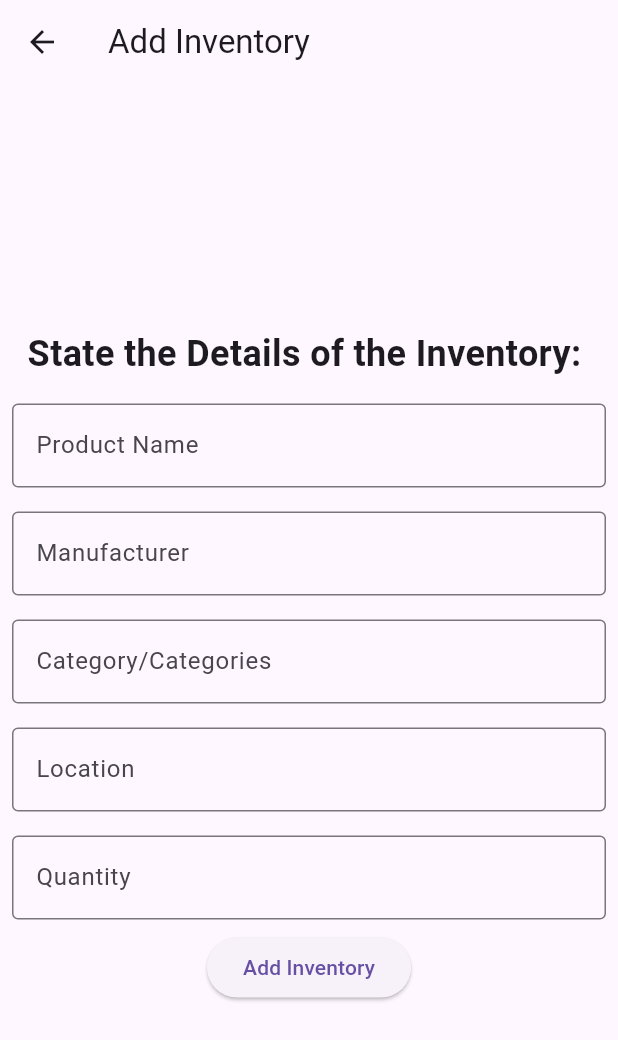
After one commit to mwilko/Inventory-Manager, a Flutter app: the _AddInventoryForm screen opened directly, on a phone screen of 412 x 824 dp. The commit adds this screen. Shown: the top 1040 px of the screen. Run offline on Flutter 3.47's test engine with Material 3 defaults, Android fonts, the phone set to English and light mode, and no system bars; our stand-ins replace jwt_decoder, shared_preferences, velocity_x; accounts and stored records are empty; network calls fail.

Commit message:
adding some more backend config, adding a auto incrementing id field to each product, creating move and add product pages for inventory management.

```diff
--- a/lib/api/config.dart
+++ b/lib/api/config.dart
@@ -2,6 +2,6 @@
 final url = 'http://localhost:3000/';
 final registration = url + "register";
 final login = url + 'login';
-final addtodo = url + 'storeTodo';
-final getToDoList = url + 'getUserTodoList';
-final deleteTodo = url + 'deleteTodo';
+final addInventory = url + 'addInventory';
+final moveInventory = url + 'moveInventory';
+final getInventory = url + 'products?location=';
--- /dev/null
+++ b/lib/ui/addInventory.dart
@@ -0,0 +1,130 @@
+import 'package:flutter/material.dart';
+import 'package:http/http.dart' as http;
+import '../api/config.dart';
+
+class AddInventory extends StatelessWidget { // AddInventory widget to create new inventory
+  @override
+  Widget build(BuildContext context) {
+    return _AddInventoryForm();
+  }
+}
+
+class _AddInventoryForm extends StatefulWidget { // AddInventoryForm widget to create new inventory
+  @override
+  _AddInventoryState createState() => _AddInventoryState();
+}
+
+class _AddInventoryState extends State<_AddInventoryForm> { // AddInventoryState widget to create new inventory
+  TextEditingController _nameController = TextEditingController();
+  TextEditingController _quantityController = TextEditingController();
+  bool _isNotValidate = false;
+
+  Future<void> createInventory() async { // Function to create new inventory
+    var response = await http.post(
+      Uri.parse(addInventory), // Send a POST request to the API
+      body: {
+        'name': _nameController.text,
+        'quantity': _quantityController.text,
+        // Add more fields as needed
+      },
+    );
+
+    if (response.statusCode == 200) { // Check if the response is successful
+      // Inventory created successfully
+      print('Inventory created successfully');
+    } else {
+      // Error creating inventory
+      print('Error creating inventory: ${response.statusCode}');
+    }
+  }
+
+  @override
+  Widget build(BuildContext context) { // Build the UI for the Add Inventory page
+    return Scaffold(
+      appBar: AppBar( // Add app bar with back button
+        title: Text('Add Inventory'),
+        leading: IconButton(
+          icon: Icon(Icons.arrow_back), // Back button icon
+          onPressed: () {
+            Navigator.pop(context); // Navigate back to the previous page
+          },
+        ),
+      ),
+      body: Container( // Add a container to hold the form
+        width: MediaQuery.of(context).size.width,
+        height: MediaQuery.of(context).size.height,
+        child: Column(
+          mainAxisAlignment: MainAxisAlignment.center,
+          children: <Widget>[
+            Padding(
+              padding: const EdgeInsets.all(8.0),
+              child: Text(
+                'State the Details of the Inventory: ', // Add a title for the form
+                style: TextStyle(
+                  fontSize: 24,
+                  fontWeight: FontWeight.bold,
+                ),
+              ),
+            ),
+            Padding( // Add text field for product name
+              padding: const EdgeInsets.all(8.0),
+              child: TextField(
+                controller: _nameController,
+                decoration: InputDecoration(
+                  labelText: 'Product Name',
+                  border: OutlineInputBorder(),
+                ),
+              ),
+            ),
+            Padding( // Add text field for manufacturer
+              padding: const EdgeInsets.all(8.0),
+              child: TextField(
+                controller: _quantityController,
+                decoration: InputDecoration(
+                  labelText: 'Manufacturer',
+                  border: OutlineInputBorder(),
+                ),
+              ),
+            ),
+            Padding( // Add text field for category
+              padding: const EdgeInsets.all(8.0),
+              child: TextField(
+                controller: _quantityController,
+                decoration: InputDecoration(
+                  labelText: 'Category/Categories',
+                  border: OutlineInputBorder(),
+                ),
+              ),
+            ),
+            Padding( // Add text field for location
+              padding: const EdgeInsets.all(8.0),
+              child: TextField(
+                controller: _quantityController,
+                decoration: InputDecoration(
+                  labelText: 'Location',
+                  border: OutlineInputBorder(),
+                ),
+              ),
+            ),
+            Padding( // Add text field for quantity
+              padding: const EdgeInsets.all(8.0),
+              child: TextField(
+                controller: _quantityController,
+                decoration: InputDecoration(
+                  labelText: 'Quantity',
+                  border: OutlineInputBorder(),
+                ),
+              ),
+            ),
+            ElevatedButton( // Add button to create inventory
+              onPressed: () {
+                createInventory();
+              },
+              child: Text('Add Inventory'),
+            ),
+          ],
+        ),
+      ),
+    );
+  }
+}
--- a/lib/ui/dashboard.dart
+++ b/lib/ui/dashboard.dart
@@ -1,10 +1,9 @@
-import 'dart:convert';
 import 'package:flutter/material.dart';
 import 'package:jwt_decoder/jwt_decoder.dart';
-import 'package:http/http.dart' as http;
-import '../api/config.dart'; // Import the config file
 import 'inventoryLocation.dart'; // Import the InventoryLocation file
 import 'profile.dart'; // Import the Profile file
+import 'moveInventory.dart'; // Import the MoveInventory file
+import 'addInventory.dart'; // Import the AddInventory file
 
 class Dashboard extends StatefulWidget { // A StatefulWidget to display the dashboard.
   final token;
@@ -71,7 +70,7 @@ class _DashboardState extends State<Dashboard> { // A State class to handle the
               ),
             ),
             IconButton( // An icon button to navigate to the Inventory Location page.
-              icon: Icon(Icons.forklift),
+              icon: Icon(Icons.pallet),
               onPressed: () {
                 Navigator.push(
                   context,
@@ -79,6 +78,26 @@ class _DashboardState extends State<Dashboard> { // A State class to handle the
                 );
               },
               tooltip: 'Inventory Location', // A tooltip to display when the user hovers over the icon button.
+            ),
+            IconButton(
+              icon: Icon(Icons.forklift),
+              onPressed: () {
+                Navigator.push(
+                  context,
+                  MaterialPageRoute(builder: (context) => MoveInventory()), // Navigate to the Profile page.
+                );
+              },
+              tooltip: 'Move Inventory', // A tooltip to display when the user hovers over the icon button.
+            ),
+            IconButton(
+              icon: Icon(Icons.add_box),
+              onPressed: () {
+                Navigator.push(
+                  context,
+                  MaterialPageRoute(builder: (context) => AddInventory()), // Navigate to the Profile page.
+                );
+              },
+              tooltip: 'Add Inventory', // A tooltip to display when the user hovers over the icon button.
             ),
             IconButton( // An icon button to navigate to the Profile page.
               icon: Icon(Icons.person),
--- a/lib/ui/inventoryLocation.dart
+++ b/lib/ui/inventoryLocation.dart
@@ -2,6 +2,7 @@ import 'package:flutter/material.dart';
 import 'package:http/http.dart' as http;
 import 'dart:convert';
 import 'productDescription.dart';
+import '/api/config.dart';
 
 class Product { // Product class to store product details
   final String productName;
@@ -9,6 +10,7 @@ class Product { // Product class to store product details
   final List<String> category;
   final String location;
   final int quantity;
+  final int productId;
 
   Product({ // Constructor to initialize the product details + ensure they are required
     required this.productName,
@@ -16,6 +18,7 @@ class Product { // Product class to store product details
     required this.category,
     required this.location,
     required this.quantity,
+    required this.productId,
   });
 }
 
@@ -29,7 +32,7 @@ class _InventoryLocationState extends State<InventoryLocation> {
   List<Product> _products = []; // List to store the products
 
   Future<void> _searchInventory(String location) async { // Function to search inventory based on location
-    final response = await http.get(Uri.parse('http://localhost:3000/products?location=$location'));
+    final response = await http.get(Uri.parse(getInventory+'$location')); // Send a GET request to the API
     if (response.statusCode == 200) { // Check if the response is successful
       final List<dynamic> jsonData = json.decode(response.body);
 
@@ -50,13 +53,16 @@ class _InventoryLocationState extends State<InventoryLocation> {
           category = [categoryData.toString()];
         }
 
+        print("Product ID is: ${productData['product_id']}"); // Print the product ID (for debugging purposes
+
         final product = Product( // Create a Product object
           productName: productData['product_name'], // Get the product name
           manufacturer: productData['manufacturer'], // Get the manufacturer
           category: category, // Get the category
           location: productData['location'], // Get the location
           quantity: int.parse(productData['quantity'].toString()), // Convert the quantity to an integer
-        );
+          productId: int.parse(productData['product_id'].toString()), // Get the product ID and convert it to an integer
+          );
         setState(() { // Update the state with the new product
           _products.add(product);
         });
@@ -127,6 +133,7 @@ class _InventoryLocationState extends State<InventoryLocation> {
                               category: _products[index].category,
                               location: _products[index].location,
                               quantity: _products[index].quantity,
+                              productId: _products[index].productId,
                             ),
                           ),
                         );
--- /dev/null
+++ b/lib/ui/moveInventory.dart
@@ -0,0 +1,131 @@
+import 'package:flutter/material.dart';
+import 'package:http/http.dart' as http;
+import '../api/config.dart';
+
+class MoveInventory extends StatelessWidget { // MoveInventory widget to move inventory
+  @override
+  Widget build(BuildContext context) {
+    return _MoveInventoryForm();
+  }
+}
+
+class _MoveInventoryForm extends StatefulWidget { // MoveInventoryForm widget to move inventory
+  @override
+  _MoveInventoryState createState() => _MoveInventoryState();
+}
+
+class _MoveInventoryState extends State<_MoveInventoryForm> { // MoveInventoryState widget to move inventory
+  TextEditingController _productIdController = TextEditingController();
+  TextEditingController _locationController = TextEditingController();
+  bool _isNotValidate = false;
+
+  Future<void> createInventory() async { // Function to move inventory
+    var response = await http.post(
+      Uri.parse(moveInventory),
+      body: {
+        'product_id': _productIdController.text,
+        'location': _locationController.text,
+      },
+    );
+
+    if (response.statusCode == 200) { // Check if the response is successful
+      print('Inventory moved successfully');
+      showDialog(
+        context: context,
+        builder: (BuildContext context) {
+          return AlertDialog( // Show a success dialog if the inventory is moved successfully
+            title: Text('Inventory Moved'),
+            content: Text('The inventory has been moved successfully'),
+            actions: <Widget>[
+              TextButton(
+                onPressed: () {
+                  Navigator.of(context).pop();
+                },
+                child: Text('OK'),
+              ),
+            ],
+          );
+        },
+      );
+    } else { // Show an error dialog if the inventory move fails
+      print('Error relocating inventory: ${response.statusCode}');
+      showDialog(
+        context: context,
+        builder: (BuildContext context) {
+          return AlertDialog(
+            title: Text('Error'),
+            content: Text('There was an error moving the inventory'),
+            actions: <Widget>[
+              TextButton(
+                onPressed: () {
+                  Navigator.of(context).pop();
+                },
+                child: Text('OK'),
+              ),
+            ],
+          );
+        },
+      );
+    }
+  }
+
+  @override
+  Widget build(BuildContext context) { // Build the UI for the Move Inventory page
+    return Scaffold(
+      appBar: AppBar(
+        title: Text('Move Inventory'),
+        leading: IconButton( // Add a back button in the app bar
+          icon: Icon(Icons.arrow_back),
+          onPressed: () {
+            Navigator.pop(context); // Navigate back to the previous page
+          },
+        ),
+      ),
+      body: Container(
+        width: MediaQuery.of(context).size.width,
+        height: MediaQuery.of(context).size.height,
+        child: Column(
+          mainAxisAlignment: MainAxisAlignment.center,
+          children: <Widget>[
+            Padding( // Add a title for the form
+              padding: const EdgeInsets.all(8.0),
+              child: Text(
+                'Enter the Product Name and New Location: ',
+                style: TextStyle(
+                  fontSize: 24,
+                  fontWeight: FontWeight.bold,
+                ),
+              ),
+            ),
+            Padding( // Add text field for inventory name
+              padding: const EdgeInsets.all(8.0),
+              child: TextField(
+                controller: _productIdController,
+                decoration: InputDecoration(
+                  labelText: 'Inventory ID',
+                  border: OutlineInputBorder(),
+                ),
+              ),
+            ),
+            Padding( // Add text field for location
+              padding: const EdgeInsets.all(8.0),
+              child: TextField(
+                controller: _locationController,
+                decoration: InputDecoration(
+                  labelText: 'New Location',
+                  border: OutlineInputBorder(),
+                ),
+              ),
+            ),
+            ElevatedButton( // Add a button to move the inventory
+              onPressed: () {
+                createInventory(); // Call the createInventory function
+              },
+              child: Text('Move Inventory'),
+            ),
+          ],
+        ),
+      ),
+    );
+  }
+}
--- a/lib/ui/productDescription.dart
+++ b/lib/ui/productDescription.dart
@@ -6,6 +6,7 @@ class ProductDescription extends StatelessWidget { // ProductDescription widget
   final List<String> category;
   final String location;
   final int quantity;
+  final int productId;
 
   ProductDescription({ // Constructor to initialize the product details
     required this.productName,
@@ -13,9 +14,10 @@ class ProductDescription extends StatelessWidget { // ProductDescription widget
     required this.category,
     required this.location,
     required this.quantity,
+    required this.productId,
   });
   @override
-  Widget build(BuildContext context) {
+  Widget build(BuildContext context) { // Build the UI of the ProductDescription widget
     return Scaffold(
       appBar: AppBar(
         title: Text('Product Description'),
@@ -25,32 +27,37 @@ class ProductDescription extends StatelessWidget { // ProductDescription widget
         child: Column(
           crossAxisAlignment: CrossAxisAlignment.start,
           children: <Widget>[
-            Text(
+            Text( // Display the product details
               'Product Name: $productName',
               style: TextStyle(fontSize: 18.0, fontWeight: FontWeight.bold),
             ),
             SizedBox(height: 8.0),
-            Text(
+            Text( // Display the product details
               'Manufacturer: $manufacturer',
               style: TextStyle(fontSize: 16.0),
             ),
             SizedBox(height: 8.0),
-            Text(
+            Text( // Display the product details
               'Category: ${category.join(', ')}',
               style: TextStyle(fontSize: 16.0),
             ),
             SizedBox(height: 8.0),
-            Text(
+            Text( // Display the product details
               'Location: $location',
               style: TextStyle(fontSize: 16.0),
             ),
             SizedBox(height: 8.0),
-            Text(
+            Text( // Display the product details
               'Quantity: $quantity',
               style: TextStyle(fontSize: 16.0),
             ),
+            SizedBox(height: 8.0),
+            Text( // Display the product details
+              'Product ID: $productId',
+              style: TextStyle(fontSize: 16.0),
+            ),
             SizedBox(height: 16.0),
-            ElevatedButton(
+            ElevatedButton( // Add a button to navigate back to the previous page
               onPressed: () {
                 Navigator.pop(context);
               },
--- a/lib/ui/profile.dart
+++ b/lib/ui/profile.dart
@@ -70,12 +70,12 @@ class _ProfileState extends State<Profile> {
                           ),
                         ),
                         SizedBox(height: 6),
-                        Text(
+                        Text( // Display the username
                           username ?? 'Unknown', // Display the username
                           style: TextStyle(fontSize: 24, fontWeight: FontWeight.bold),
                         ),
                         SizedBox(height: 8),
-                        Text(
+                        Text( // Display a welcome message
                           'Welcome to your profile!',
                           style: TextStyle(fontSize: 16),
                         ),
@@ -96,14 +96,14 @@ class _ProfileState extends State<Profile> {
                                     mainAxisAlignment: MainAxisAlignment.spaceBetween,
                                     children: [
                                       Text('Username:'),
-                                      Text(username ?? 'Unknown'),
+                                      Text(username ?? 'Unknown'), // Display the username
                                     ],
                                     ),
                                     Row(
                                     mainAxisAlignment: MainAxisAlignment.spaceBetween,
                                     children: [
                                       Text('Email:'),
-                                      Text(email ?? 'Unknown'),
+                                      Text(email ?? 'Unknown'), // Display the email
                                     ],
                                     ),
                                   ],
--- a/pubspec.yaml
+++ b/pubspec.yaml
@@ -39,8 +39,6 @@ flutter:
   # the material Icons class.
   uses-material-design: true
   assets:
-    - lib/ui/
-    - lib/api/
     - images/
 
   # To add assets to your application, add an assets section, like this:
```
Also changed, not shown: images/box_add.png (added), images/box_edit.png (added), 3 other files.
